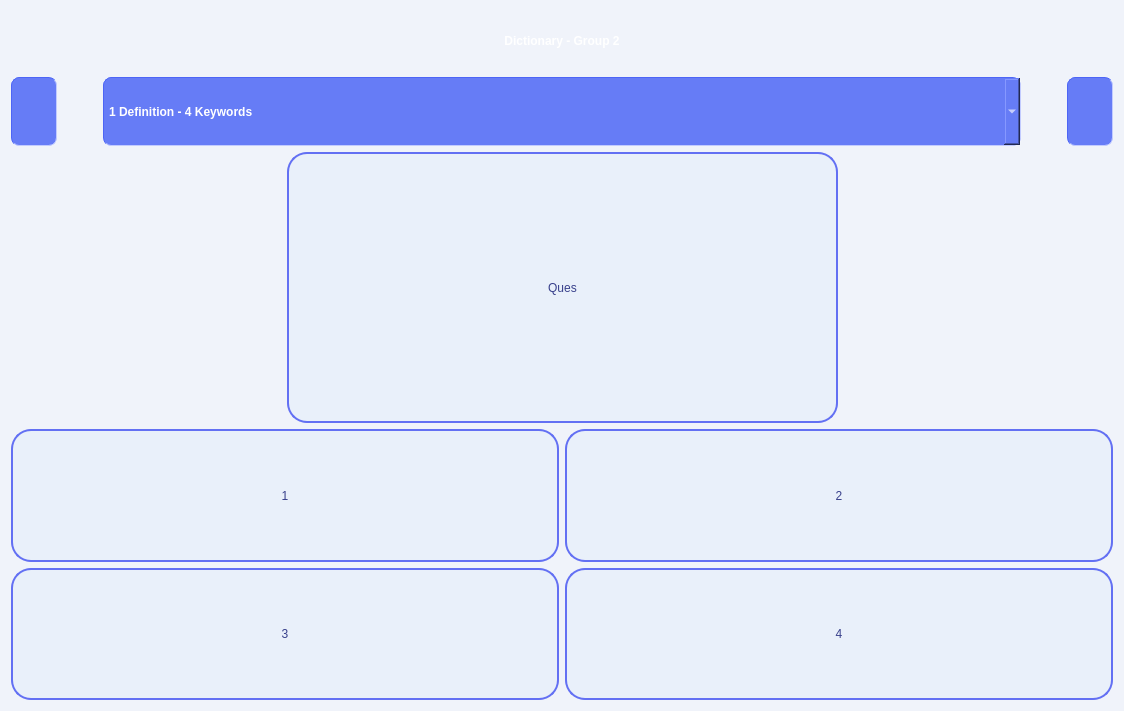
Above: quiz.ui from OHonSam/CS163_Group2_Dictionary before the change. Below: the same form after it.
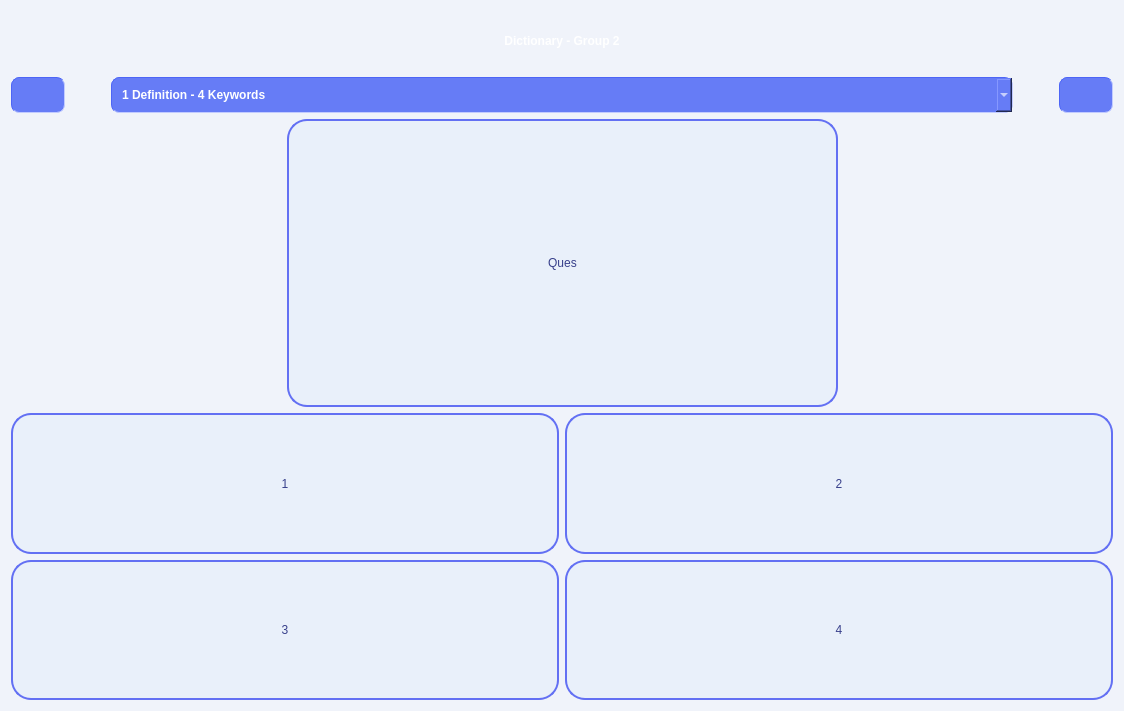
That is the form after the change. Icons and pictures are not drawn.

Commit message: synchronize size of top buttons

Diff of the .ui file:
```diff
--- a/quiz.ui
+++ b/quiz.ui
@@ -44,7 +44,7 @@
        <item>
         <widget class="QPushButton" name="pushButton_goBack">
          <property name="sizePolicy">
-          <sizepolicy hsizetype="Fixed" vsizetype="Preferred">
+          <sizepolicy hsizetype="Minimum" vsizetype="Fixed">
            <horstretch>0</horstretch>
            <verstretch>0</verstretch>
           </sizepolicy>
@@ -53,7 +53,7 @@
           <string>Go back</string>
          </property>
          <property name="styleSheet">
-          <string notr="true">padding: 6px;
+          <string notr="true">padding: 10px;
 border-color: rgb(77, 101, 246);
 border-width : 1px;
 border-style:inset;
@@ -63,7 +63,7 @@
 background-color: rgb(102, 124, 246);
 font: 11pt &quot;Comfortaa&quot;;
 font: bold;
-color: white;</string>
+color:white;</string>
          </property>
          <property name="text">
           <string/>
@@ -97,24 +97,22 @@
          </property>
          <property name="minimumSize">
           <size>
-           <width>13</width>
-           <height>13</height>
+           <width>23</width>
+           <height>23</height>
           </size>
          </property>
          <property name="styleSheet">
-          <string notr="true">padding: 5px;
+          <string notr="true">padding: 10px;
 border-color: rgb(77, 101, 246);
 border-width : 1px;
 border-style:inset;
 border-radius: 8px;
   min-height: 1px;
   min-width: 1px;
-color: white;
-selection-color: rgb(39, 182, 240);
-selection-background-color: rgb(77, 92, 245);
+background-color: rgb(102, 124, 246);
 font: 11pt &quot;Comfortaa&quot;;
 font: bold;
-background-color: rgb(102, 124, 246);</string>
+color:white;</string>
          </property>
          <item>
           <property name="text">
@@ -144,7 +142,7 @@
        <item>
         <widget class="QPushButton" name="pushButton_newQuiz">
          <property name="sizePolicy">
-          <sizepolicy hsizetype="Fixed" vsizetype="Preferred">
+          <sizepolicy hsizetype="Minimum" vsizetype="Fixed">
            <horstretch>0</horstretch>
            <verstretch>0</verstretch>
           </sizepolicy>
@@ -156,7 +154,7 @@
           <enum>Qt::RightToLeft</enum>
          </property>
          <property name="styleSheet">
-          <string notr="true">padding: 6px;
+          <string notr="true">padding: 10px;
 border-color: rgb(77, 101, 246);
 border-width : 1px;
 border-style:inset;
@@ -166,7 +164,7 @@
 background-color: rgb(102, 124, 246);
 font: 11pt &quot;Comfortaa&quot;;
 font: bold;
-color: white;</string>
+color:white;</string>
          </property>
          <property name="text">
           <string/>
```
The commit also changes 5 other files.
